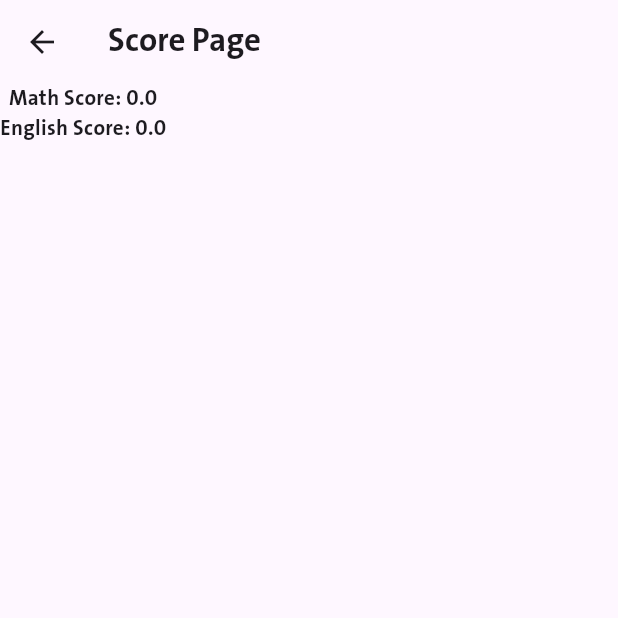
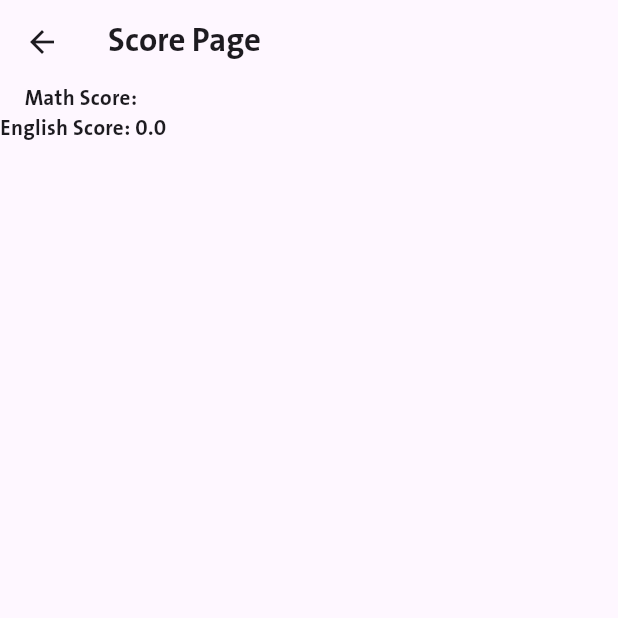
Before and after one commit to akar-jaza/bashakam, a Flutter app: the ScorePage screen opened directly with empty values, on a phone screen of 412 x 824 dp, the top half of it. Run offline on Flutter 3.47's test engine with Material 2 defaults, Android fonts, the phone set to English and light mode, and no system bars; our stand-ins replace flutter_svg.

Commit message:
some changes

```diff
--- /dev/null
+++ b/lib/Modals/lesson_modal.dart
@@ -0,0 +1,9 @@
+class LessonModal {
+  final String lessonName;
+  final double score;
+
+  LessonModal({
+    required this.lessonName,
+    required this.score,
+  });
+}
--- a/lib/Screens/nmrakanm_screen/grades_page.dart
+++ /dev/null
@@ -1,32 +0,0 @@
-import 'package:flutter/material.dart';
-
-class ScorePage extends StatefulWidget {
-  final double mathScore;
-  final double englishScore;
-  // Add other score variables here
-
-  ScorePage({required this.mathScore, required this.englishScore});
-
-  @override
-  _ScorePageState createState() => _ScorePageState();
-}
-
-class _ScorePageState extends State<ScorePage> {
-  @override
-  Widget build(BuildContext context) {
-    return Scaffold(
-      appBar: AppBar(
-        title: Text('Score Page'),
-      ),
-      body: Container(
-        child: Column(
-          children: [
-            Text('Math Score: ${widget.mathScore.toString()}'),
-            Text('English Score: ${widget.englishScore.toString()}'),
-            // Display other scores similarly
-          ],
-        ),
-      ),
-    );
-  }
-}
--- /dev/null
+++ b/lib/Screens/nmrakanm_screen/score_page.dart
@@ -0,0 +1,35 @@
+// ignore_for_file: prefer_const_constructors, avoid_unnecessary_containers
+
+import 'package:flutter/material.dart';
+
+import '../../Modals/lesson_modal.dart';
+
+class ScorePage extends StatelessWidget {
+  final List<LessonModal> lessons;
+  // final double mathScore;
+  final double englishScore;
+
+  ScorePage({
+    required this.lessons,
+    // required this.mathScore,
+    required this.englishScore,
+  });
+
+  @override
+  Widget build(BuildContext context) {
+    return Scaffold(
+      appBar: AppBar(
+        title: Text('Score Page'),
+      ),
+      body: Container(
+        child: Column(
+          children: [
+            Text('Math Score: ${mathScore.toString()}'),
+            Text('English Score: ${englishScore.toString()}'),
+            // Display other scores similarly
+          ],
+        ),
+      ),
+    );
+  }
+}
```
Also changed, not shown: lib/Screens/nmrakanm_screen/tomarkrdni_nmrkakan/tomarkrdni_nmray_zansty.dart (+21 -11 lines).
